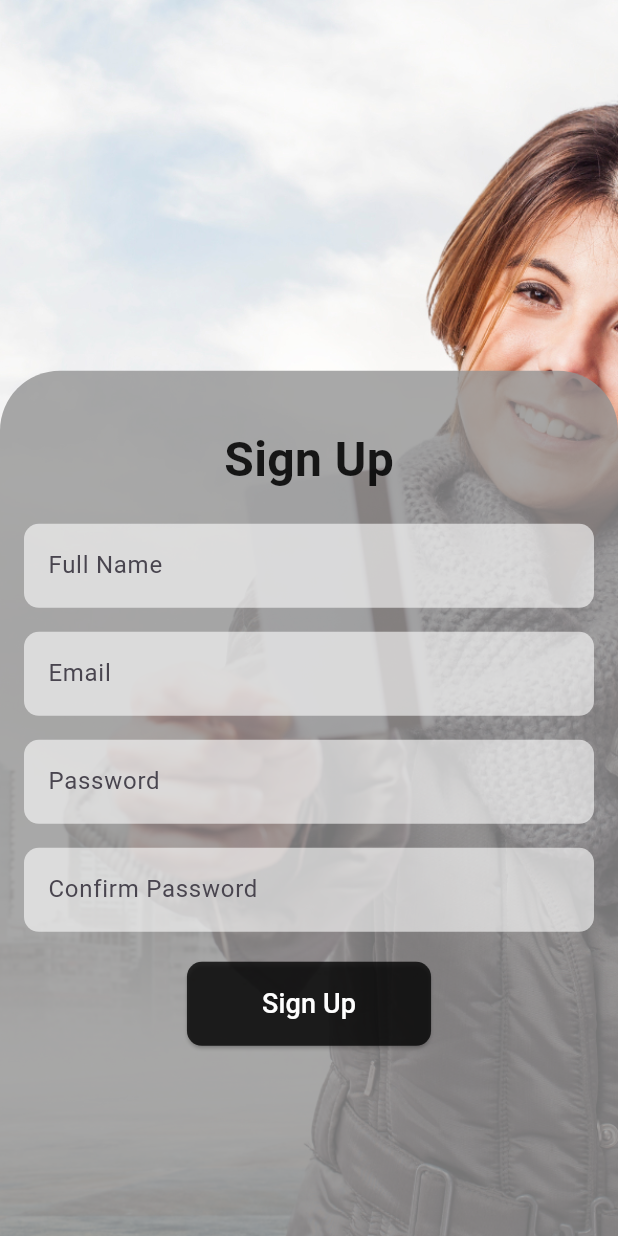
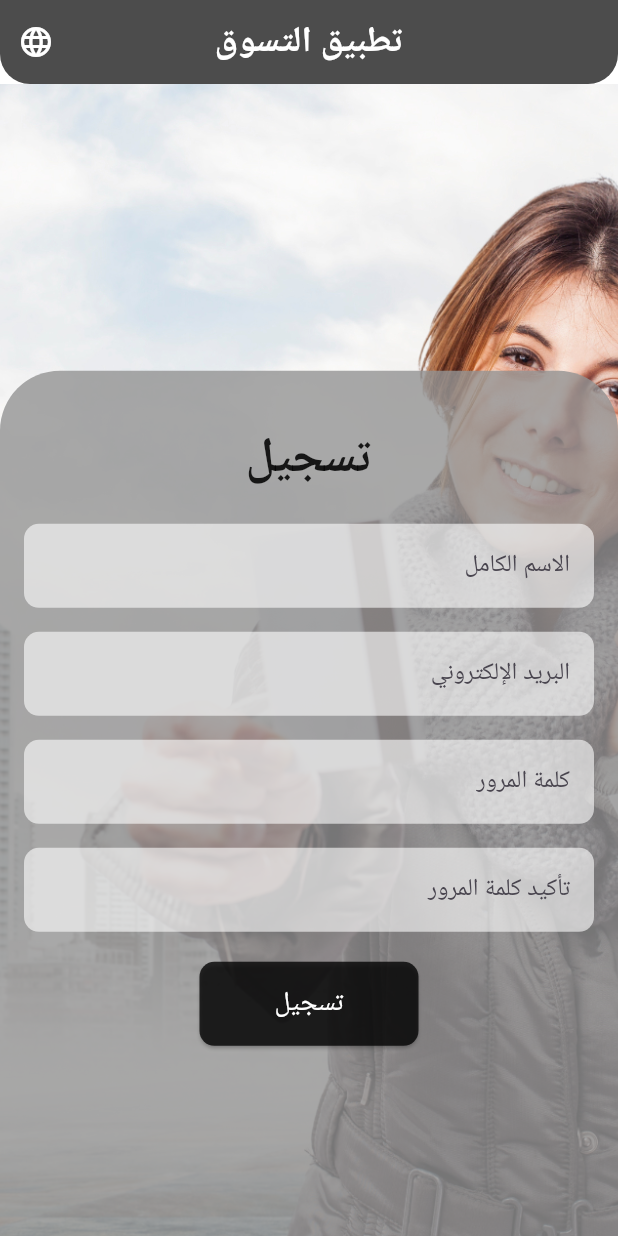
Before and after one commit to emadmoenes/shopping_app_interface, a Flutter app: the screen it shows after launch, on a phone screen of 412 x 824 dp. Run offline on Flutter 3.47's test engine with Material 3 defaults, Android fonts, the phone set to English and light mode, and no system bars; drawn by our look-alikes of flutter_animate; our stand-ins replace google_fonts.

Commit message:
Localization Task: add localization_service edit signup , shopping , main files to apply localization in the app use ` flutter_localizations ` package

```diff
--- a/lib/main.dart
+++ b/lib/main.dart
@@ -1,4 +1,6 @@
 import 'package:flutter/material.dart';
+import 'package:flutter_localizations/flutter_localizations.dart';
+import 'package:shopping_app_interface/srvices/localization_service.dart';
 import 'package:shopping_app_interface/widgets/SignUp_Screen.dart';
 import 'package:shopping_app_interface/widgets/shoppingScreen.dart';
 
@@ -6,18 +8,50 @@ void main() {
   runApp(const MyApp());
 }
 
-class MyApp extends StatelessWidget {
+// here i'm using the custom localization service and passing the locale change function to the SignUpScreen and ShoppingScreen widgets
+// i transfer this widget to be statfull widget to use the changeLocale function in the build method
+class MyApp extends StatefulWidget {
   const MyApp({super.key});
+
+  @override
+  _MyAppState createState() => _MyAppState();
+}
+
+class _MyAppState extends State<MyApp> {
+  // Define the default locale as Arabic
+  Locale _locale = const Locale('ar', 'EG');
+
+// Define the changeLocale function to change the locale of the app
+  void _changeLocale(Locale newLocale) {
+    setState(() {
+      _locale = newLocale;
+    });
+  }
 
   @override
   Widget build(BuildContext context) {
     return MaterialApp(
       debugShowCheckedModeBanner: false,
       title: 'Shopping App',
+      localizationsDelegates: const [
+        LocalizationService.delegate,
+        GlobalMaterialLocalizations.delegate,
+        GlobalWidgetsLocalizations.delegate,
+        GlobalCupertinoLocalizations.delegate,
+      ],
+      supportedLocales: const [
+        Locale('en', 'US'),
+        Locale('ar', 'EG'),
+      ],
+      locale: _locale,
       initialRoute: '/signup',
       routes: {
-        '/signup': (context) => SignUpScreen(),
-        '/shopping': (context) => ShoppingScreen(),
+        '/signup': (context) => SignUpScreen(
+              changeLocale: _changeLocale,
+            ),
+        '/shopping': (context) => ShoppingScreen(
+              changeLocale: _changeLocale,
+            ),
       },
     );
   }
--- /dev/null
+++ b/lib/srvices/localization_service.dart
@@ -0,0 +1,51 @@
+import 'dart:convert';
+import 'package:flutter/services.dart';
+import 'package:flutter/material.dart';
+
+// in this class i load the json file and store the localized strings in a map , then i provide a method to get the localized string for a given key
+// then i provide a delegate to load the localization service for the supported locales
+// finally i provide a method to check if the locale is supported or not
+class LocalizationService {
+  late Map<String, dynamic> _localizedStrings;
+
+  Future<void> load(Locale locale) async {
+    String jsonString;
+    try {
+      jsonString = await rootBundle.loadString(
+          'assets/lang/${locale.languageCode}-${locale.countryCode}.json');
+    } catch (e) {
+      jsonString = await rootBundle.loadString('assets/lang/en-US.json');
+    }
+
+    _localizedStrings = json.decode(jsonString);
+  }
+
+  String translate(String key) {
+    return _localizedStrings[key] ?? key;
+  }
+
+  static const LocalizationsDelegate<LocalizationService> delegate =
+      _LocalizationServiceDelegate();
+}
+
+// delegate to load the localization service for the supported locales
+// this delegate is used in the MaterialApp widget to load the localization service for the supported locales
+class _LocalizationServiceDelegate
+    extends LocalizationsDelegate<LocalizationService> {
+  const _LocalizationServiceDelegate();
+
+  @override
+  bool isSupported(Locale locale) {
+    return ['en', 'ar'].contains(locale.languageCode);
+  }
+
+  @override
+  Future<LocalizationService> load(Locale locale) async {
+    LocalizationService service = LocalizationService();
+    await service.load(locale);
+    return service;
+  }
+
+  @override
+  bool shouldReload(_LocalizationServiceDelegate old) => false;
+}
--- a/lib/widgets/SignUp_Screen.dart
+++ b/lib/widgets/SignUp_Screen.dart
@@ -1,66 +1,80 @@
 import 'package:flutter/material.dart';
 import 'package:flutter_animate/flutter_animate.dart';
+import 'package:shopping_app_interface/srvices/localization_service.dart';
 
 class SignUpScreen extends StatefulWidget {
-  const SignUpScreen({super.key});
+  // here we get the changeLocale function from the parent widget
+  final Function(Locale) changeLocale;
+  const SignUpScreen({super.key, required this.changeLocale});
 
   @override
   State<SignUpScreen> createState() => _SignUpScreenState();
 }
 
 class _SignUpScreenState extends State<SignUpScreen> {
-  // add controllers for form fields
   final _formKey = GlobalKey<FormState>();
   final _emailController = TextEditingController();
   final _passwordController = TextEditingController();
   final _confirmPasswordController = TextEditingController();
   final _fullNameController = TextEditingController();
-// add state variable to control fade-out animation
+
   bool _isFadingOut = false;
-// add method to sign up user
+
   void _signUp() {
     if (_formKey.currentState!.validate()) {
       showDialog(
         context: context,
-          builder: (context) => AlertDialog(
+        builder: (context) {
+          final l10n = Localizations.of<LocalizationService>(
+              context, LocalizationService)!;
+          return AlertDialog(
             backgroundColor: Colors.black.withOpacity(0.6),
-                  title: Text("Success",
-                      style: TextStyle(
+            title: Text(
+              l10n.translate('successTitle'),
+              style: const TextStyle(
                 color: Colors.white,
                 fontSize: 28,
-                          fontWeight: FontWeight.bold)),
-                  content: Text("Your account has been created successfully!",
-                      style: TextStyle(color: Colors.white, fontSize: 18)),
+                fontWeight: FontWeight.bold,
+              ),
+            ),
+            content: Text(
+              l10n.translate('successMessage'),
+              style: const TextStyle(color: Colors.white, fontSize: 18),
+            ),
             actions: [
               TextButton(
                 onPressed: () {
                   Navigator.pop(context);
-                          // ADD animation for fading out the screen
                   setState(() {
                     _isFadingOut = true;
-                            print(
-                                "Fade-out animation triggered: $_isFadingOut");
                   });
                   Future.delayed(100.ms, () {
-                            Navigator.pushReplacementNamed(
-                                context, '/shopping');
+                    Navigator.pushReplacementNamed(context, '/shopping');
                   });
                 },
                 child: Text(
-                          "OK",
-                          style: TextStyle(color: Colors.white, fontSize: 20),
-                        ))
-                  ]));
+                  l10n.translate('ok'),
+                  style: const TextStyle(color: Colors.white, fontSize: 20),
+                ),
+              ),
+            ],
+          );
+        },
+      );
     } else {
-      ScaffoldMessenger.of(context)
-          .showSnackBar(SnackBar(content: Text("Please enter valid details")));
+      final l10n =
+          Localizations.of<LocalizationService>(context, LocalizationService)!;
+      ScaffoldMessenger.of(context).showSnackBar(
+        SnackBar(content: Text(l10n.translate('validationFullName'))),
+      );
     }
   }
 
-// add validation methods for form fields
   String? _validateEmail(String? value) {
+    final l10n =
+        Localizations.of<LocalizationService>(context, LocalizationService)!;
     if (value == null || value.isEmpty) {
-      return "Email is required";
+      return l10n.translate('validationEmail');
     }
     if (!value.contains("@") || !value.contains(".")) {
       return "Please enter a valid email address must contain '@' and '.'";
@@ -69,19 +83,22 @@ class _SignUpScreenState extends State<SignUpScreen> {
   }
 
   String? _validatePassword(String? value) {
+    final l10n =
+        Localizations.of<LocalizationService>(context, LocalizationService)!;
     if (value == null || value.isEmpty) {
-      return "Password is required";
+      return l10n.translate('validationPassword');
     }
     if (value.length < 6) {
       return "Password must be at least 6 characters long";
     }
-
     return null;
   }
 
   String? _validateConfirmPassword(String? value) {
+    final l10n =
+        Localizations.of<LocalizationService>(context, LocalizationService)!;
     if (value == null || value.isEmpty) {
-      return "Confirm password is required";
+      return l10n.translate('validationConfirmPassword');
     }
     if (value != _passwordController.text) {
       return "Passwords do not match";
@@ -90,8 +107,10 @@ class _SignUpScreenState extends State<SignUpScreen> {
   }
 
   String? _validateFullName(String? value) {
+    final l10n =
+        Localizations.of<LocalizationService>(context, LocalizationService)!;
     if (value == null || value.isEmpty) {
-      return "Full name is required";
+      return l10n.translate('validationFullName');
     }
     if (value[0] != value[0].toUpperCase()) {
       return "Full name must start with an uppercase letter";
@@ -101,12 +120,42 @@ class _SignUpScreenState extends State<SignUpScreen> {
 
   @override
   Widget build(BuildContext context) {
+    final l10n =
+        Localizations.of<LocalizationService>(context, LocalizationService)!;
+
     return Scaffold(
       backgroundColor: Colors.transparent,
+      appBar: AppBar(
+        title: Text(
+          l10n.translate('appTitle'),
+          style: TextStyle(
+              color: Colors.white, fontSize: 24, fontWeight: FontWeight.bold),
+        ),
+        centerTitle: true,
+        backgroundColor: Colors.black.withOpacity(0.7),
+        shape: RoundedRectangleBorder(
+          borderRadius: BorderRadius.vertical(
+            bottom: Radius.circular(20),
+          ),
+        ),
+        actions: [
+          // this action button will change the language of the app
+          IconButton(
+            icon: const Icon(Icons.language, color: Colors.white),
+            onPressed: () {
+              final newLocale =
+                  Localizations.localeOf(context).languageCode == 'ar'
+                      ? const Locale('en', 'US')
+                      : const Locale('ar', 'EG');
+              widget.changeLocale(newLocale);
+            },
+          ),
+        ],
+      ),
       body: Stack(
         children: [
           Container(
-            decoration: BoxDecoration(
+            decoration: const BoxDecoration(
               image: DecorationImage(
                 image: AssetImage('assets/images/background.jpg'),
                 fit: BoxFit.cover,
@@ -133,9 +182,9 @@ class _SignUpScreenState extends State<SignUpScreen> {
                     child: Column(
                       children: [
                         const SizedBox(height: 20),
-                        const Text(
-                          'Sign Up',
-                          style: TextStyle(
+                        Text(
+                          l10n.translate('signUp'),
+                          style: const TextStyle(
                             fontSize: 32,
                             fontWeight: FontWeight.bold,
                             color: Colors.black87,
@@ -145,7 +194,7 @@ class _SignUpScreenState extends State<SignUpScreen> {
                         TextFormField(
                           controller: _fullNameController,
                           decoration: InputDecoration(
-                            labelText: 'Full Name',
+                            labelText: l10n.translate('fullName'),
                             filled: true,
                             fillColor: Colors.white.withOpacity(0.6),
                             border: OutlineInputBorder(
@@ -159,7 +208,7 @@ class _SignUpScreenState extends State<SignUpScreen> {
                         TextFormField(
                           controller: _emailController,
                           decoration: InputDecoration(
-                            labelText: 'Email',
+                            labelText: l10n.translate('email'),
                             filled: true,
                             fillColor: Colors.white.withOpacity(0.6),
                             border: OutlineInputBorder(
@@ -173,7 +222,7 @@ class _SignUpScreenState extends State<SignUpScreen> {
                         TextFormField(
                           controller: _passwordController,
                           decoration: InputDecoration(
-                            labelText: 'Password',
+                            labelText: l10n.translate('password'),
                             filled: true,
                             fillColor: Colors.white.withOpacity(0.6),
                             border: OutlineInputBorder(
@@ -188,7 +237,7 @@ class _SignUpScreenState extends State<SignUpScreen> {
                         TextFormField(
                           controller: _confirmPasswordController,
                           decoration: InputDecoration(
-                            labelText: 'Confirm Password',
+                            labelText: l10n.translate('confirmPassword'),
                             filled: true,
                             fillColor: Colors.white.withOpacity(0.6),
                             border: OutlineInputBorder(
@@ -213,9 +262,9 @@ class _SignUpScreenState extends State<SignUpScreen> {
                               borderRadius: BorderRadius.circular(10),
                             ),
                           ),
-                          child: const Text(
-                            'Sign Up',
-                            style: TextStyle(
+                          child: Text(
+                            l10n.translate('signUp'),
+                            style: const TextStyle(
                               fontSize: 18,
                               color: Colors.white,
                             ),
--- a/pubspec.yaml
+++ b/pubspec.yaml
@@ -36,6 +36,8 @@ dependencies:
   cupertino_icons: ^1.0.8
   google_fonts: ^6.2.1
   flutter_animate: ^4.5.2
+  flutter_localizations:
+    sdk: flutter
 
 dev_dependencies:
   flutter_test:
@@ -61,6 +63,7 @@ flutter:
   # To add assets to your application, add an assets section, like this:
   assets:
     - assets/images/
+    - assets/lang/
 
   # An image asset can refer to one or more resolution-specific "variants", see
   # https://flutter.dev/to/resolution-aware-images
```
Also changed, not shown: assets/lang/ar-EG.json (added, +18 -0 lines), assets/lang/en-US.json (added, +18 -0 lines), lib/widgets/shoppingScreen.dart (+30 -13 lines), pubspec.lock, 1 other file. Lines whose indentation alone changed are shown as unchanged.
